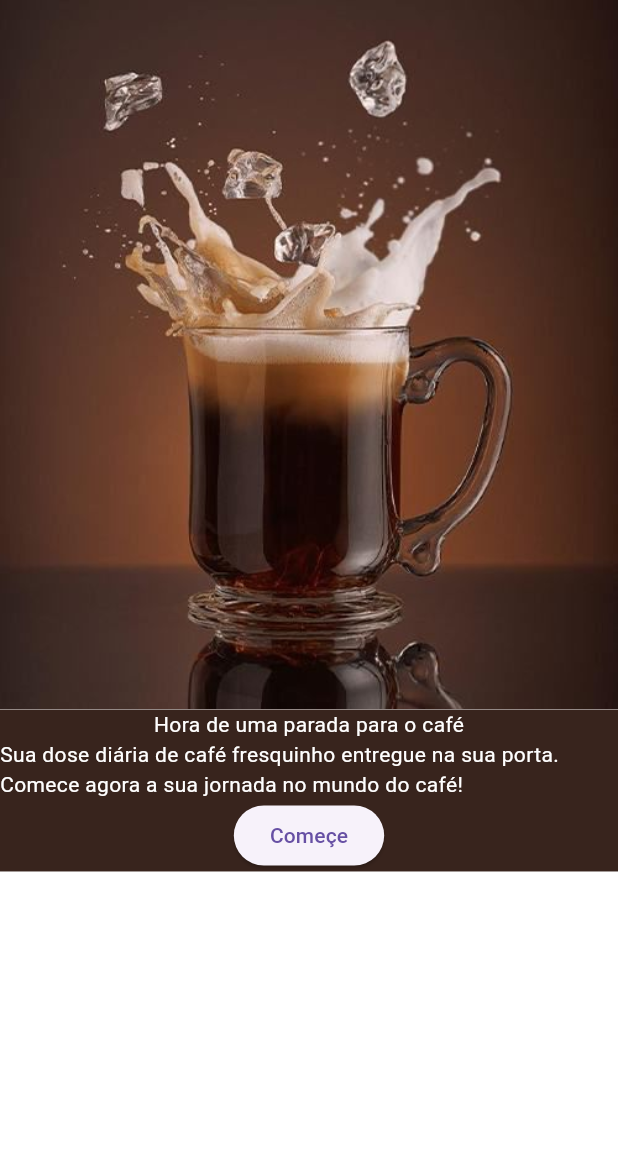
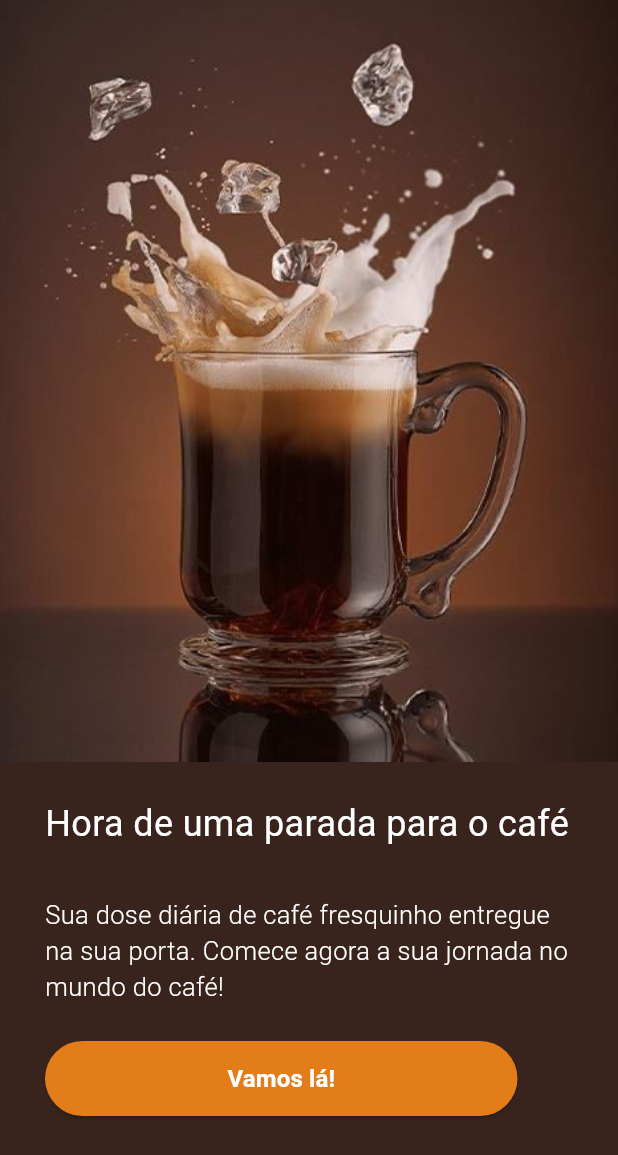
Before and after one commit to andreyrv18/CafePraJa, a Flutter app: the screen it shows after launch, on a phone screen of 412 x 824 dp. Shown: the top 1155 px of the screen. Run offline on Flutter 3.47's test engine with Material 3 defaults, Android fonts, the phone set to English and light mode, and no system bars; Roboto replaces fonts that are missing (Sora).

Commit message:
refactor: Melhora a estrutura da tela de boas-vindas com layout e estilo aprimorados

```diff
--- a/lib/screens/bemvindo.dart
+++ b/lib/screens/bemvindo.dart
@@ -6,27 +6,72 @@ class Bemvindo extends StatelessWidget {
   @override
   Widget build(BuildContext context) {
     return Scaffold(
-      backgroundColor: Color(0x0038241D),
+      backgroundColor: Color(0xff38241D),
       body: Column(
+        spacing: 16,
         children: [
-          Image.asset("assets/images/bemvindo.jpg"),
-          Container(
-            color: Color(0xff38241d),
+          SizedBox(
+            height: 508,
+            child: Image.asset("assets/images/bemvindo.jpg", fit: BoxFit.cover),
+          ),
+          Expanded(
+            child: Container(
+              padding: const EdgeInsets.symmetric(horizontal: 30),
               child: Column(
-              children: [
-                Text(
-                  style: TextStyle(color: Colors.white),
+                spacing: 16,
+                crossAxisAlignment: CrossAxisAlignment.start,
+
+                mainAxisSize: MainAxisSize.min,
+                children: <Widget>[
+                  Padding(
+                    padding: const EdgeInsets.symmetric(vertical: 8.0),
+                    child: Text(
+                      style: TextStyle(
+                        color: Colors.white,
+                        fontSize: 24.0,
+                        fontFamily: "Sora",
+                      ),
                       "Hora de uma parada para o café",
+                      textAlign: TextAlign.start,
                     ),
-                Text(
-                  style: TextStyle(color: Colors.white),
+                  ),
+                  Padding(
+                    padding: const EdgeInsets.symmetric(vertical: 8.0),
+                    child: Text(
+                      style: TextStyle(
+                        color: Colors.white,
+                        fontSize: 17,
+                        fontFamily: "Roboto",
+                        fontWeight: FontWeight.w300,
+                      ),
                       "Sua dose diária de café fresquinho entregue na sua porta. Comece agora a sua jornada no mundo do café!",
+                      textAlign: TextAlign.start,
                     ),
-                ElevatedButton(
+                  ),
+                  SizedBox(
+                    width: 315,
+                    height: 50,
+
+                    child: ElevatedButton(
+                      style: ButtonStyle(
+                        backgroundColor: WidgetStateProperty.all(
+                          Color(0xffE27D19),
+                        ),
+                      ),
                       onPressed: () => Navigator.pushNamed(context, "home"),
-                  child: Text("Começe"),
+                      child: Text(
+                        style: TextStyle(
+                          color: Colors.white,
+                          fontFamily: "Sora",
+                          fontSize: 16,
+                          fontWeight: FontWeight.w600,
+                        ),
+                        "Vamos lá!",
+                      ),
+                    ),
                   ),
                 ],
+              ),
             ),
           ),
         ],
```
Lines whose indentation alone changed are shown as unchanged.
